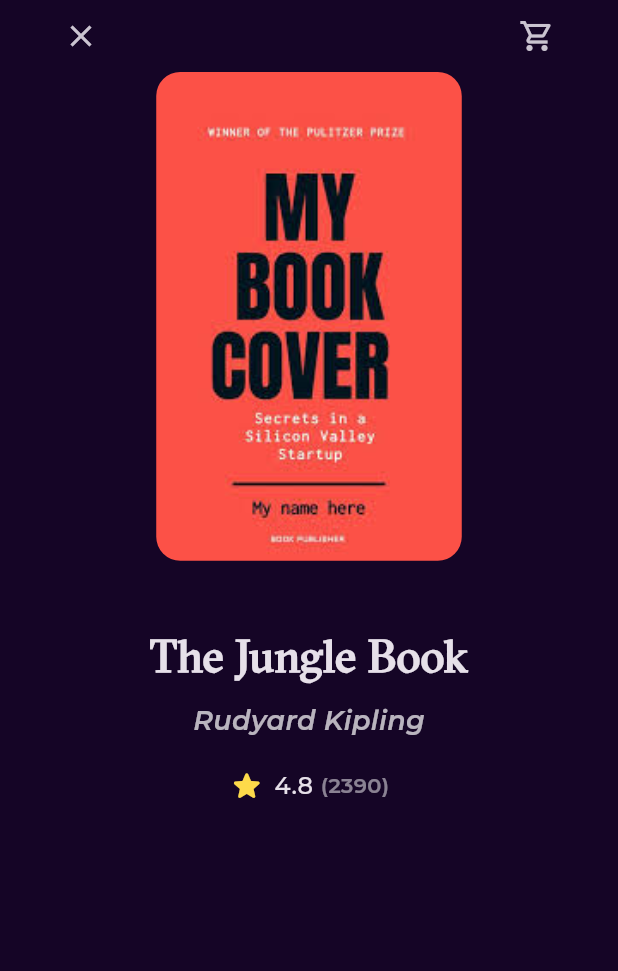
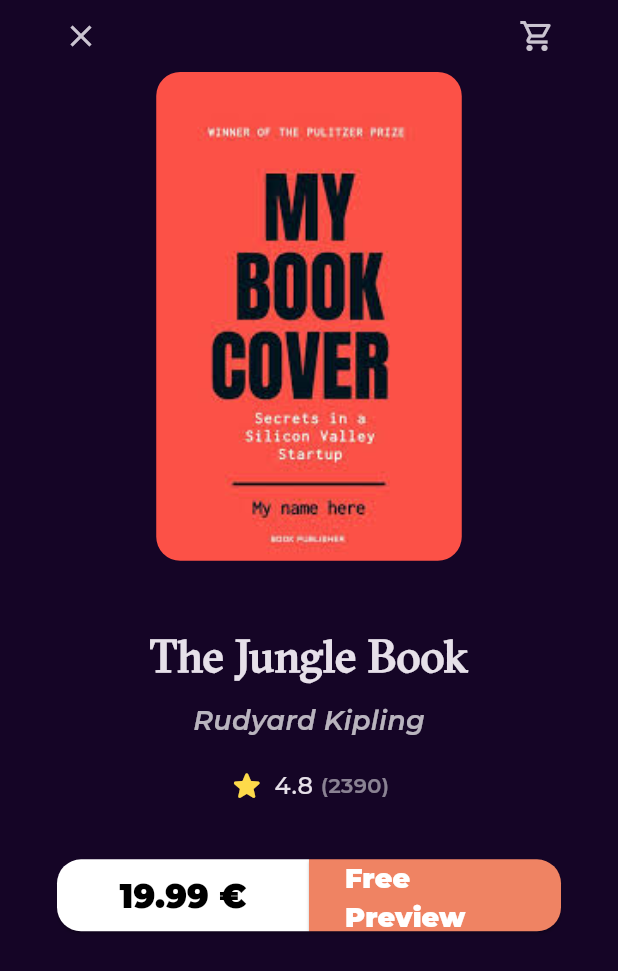
Before and after one commit to moelsayed1/bookly_app, a Flutter app: the BookDetailsView screen opened by its route, on a phone screen of 412 x 824 dp. Shown: the top 971 px of the screen. Run offline on Flutter 3.47's test engine with Material 3 defaults, Android fonts, the phone set to English and light mode, and no system bars; our stand-ins replace font_awesome_flutter, go_router, google_fonts.

Commit message:
create books action

```diff
--- /dev/null
+++ b/lib/Core/widgets/custom_button.dart
@@ -0,0 +1,43 @@
+import 'package:bookly_app/Core/utils/styles.dart';
+import 'package:flutter/material.dart';
+
+class CustomButton extends StatelessWidget {
+  const CustomButton({
+    super.key,
+    required this.backgroundColor,
+    required this.textColor,
+    required this.text,
+    this.fontSize,
+    this.borderRadius,
+  });
+
+  final Color backgroundColor;
+  final Color textColor;
+  final double? fontSize;
+  final String text;
+  final BorderRadius? borderRadius;
+
+  @override
+  Widget build(BuildContext context) {
+    return SizedBox(
+      height: 48,
+      child: ElevatedButton(
+        style: ElevatedButton.styleFrom(
+          backgroundColor: backgroundColor,
+          shape: RoundedRectangleBorder(
+            borderRadius: borderRadius ?? BorderRadius.circular(16),
+          ),
+        ),
+        onPressed: () {},
+        child: Text(
+          text,
+          style: Style.textStyle20.copyWith(
+            color: textColor,
+            fontWeight: FontWeight.w900,
+            fontSize: fontSize,
+          ),
+        ),
+      ),
+    );
+  }
+}
--- a/lib/Features/home/presentation/views/widgets/book_details_view_body.dart
+++ b/lib/Features/home/presentation/views/widgets/book_details_view_body.dart
@@ -1,4 +1,5 @@
 import 'package:bookly_app/Core/utils/styles.dart';
+import 'package:bookly_app/Features/home/presentation/views/widgets/books_action.dart';
 import 'package:bookly_app/Features/home/presentation/views/widgets/books_rating.dart';
 import 'package:bookly_app/Features/home/presentation/views/widgets/custom_book_details_app_bar.dart';
 import 'package:bookly_app/Features/home/presentation/views/widgets/custom_book_image.dart';
@@ -39,6 +40,10 @@ class BookDetailsViewBody extends StatelessWidget {
             BookRating(
               mainAxisAlignment: MainAxisAlignment.center,
             ),
+            SizedBox(
+              height: 37,
+            ),
+            BooksAction(),
           ],
         ),
       ),
--- /dev/null
+++ b/lib/Features/home/presentation/views/widgets/books_action.dart
@@ -0,0 +1,41 @@
+import 'package:bookly_app/Core/widgets/custom_button.dart';
+import 'package:flutter/material.dart';
+
+class BooksAction extends StatelessWidget {
+  const BooksAction({super.key});
+
+  @override
+  Widget build(BuildContext context) {
+    return Padding(
+      padding: const EdgeInsets.symmetric(horizontal: 8),
+      child: Row(
+        children: [
+          Expanded(
+            child: CustomButton(
+              text: '19.99 €',
+              backgroundColor: Colors.white,
+              textColor: Colors.black,
+              fontSize: 22,
+              borderRadius: BorderRadius.only(
+                topLeft: Radius.circular(16),
+                bottomLeft: Radius.circular(16),
+              ),
+            ),
+          ),
+          Expanded(
+            child: CustomButton(
+              text: 'Free Preview',
+              backgroundColor: Color(0xffEF8363),
+              textColor: Colors.white,
+              fontSize: 18,
+              borderRadius: BorderRadius.only(
+                topRight: Radius.circular(16),
+                bottomRight: Radius.circular(16),
+              ),
+            ),
+          ),
+        ],
+      ),
+    );
+  }
+}
```
